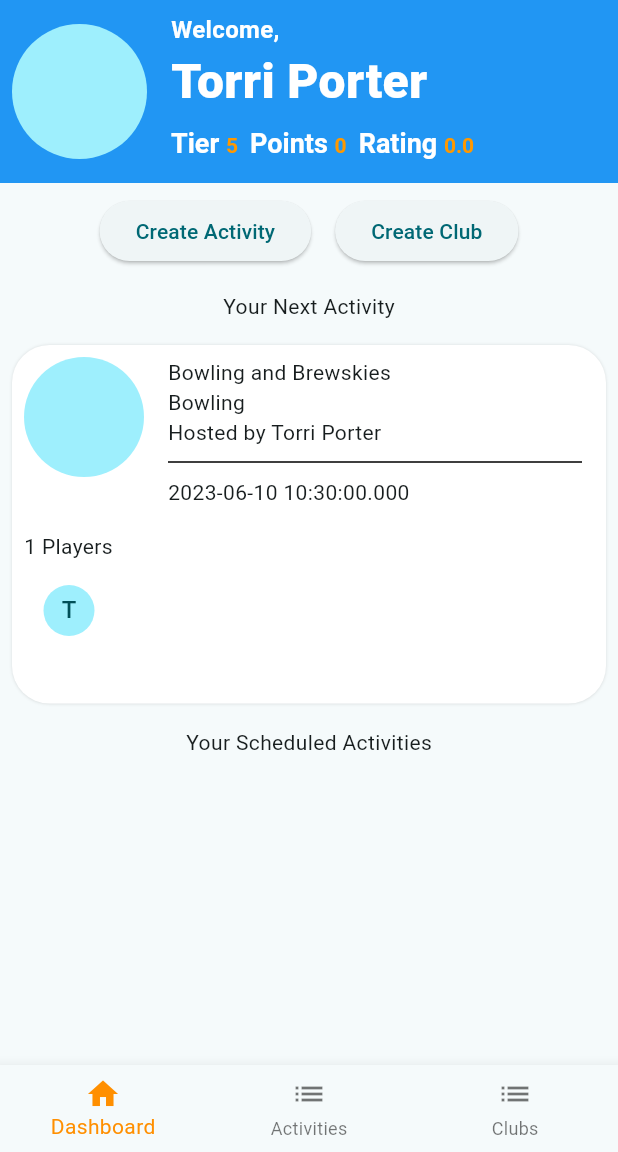
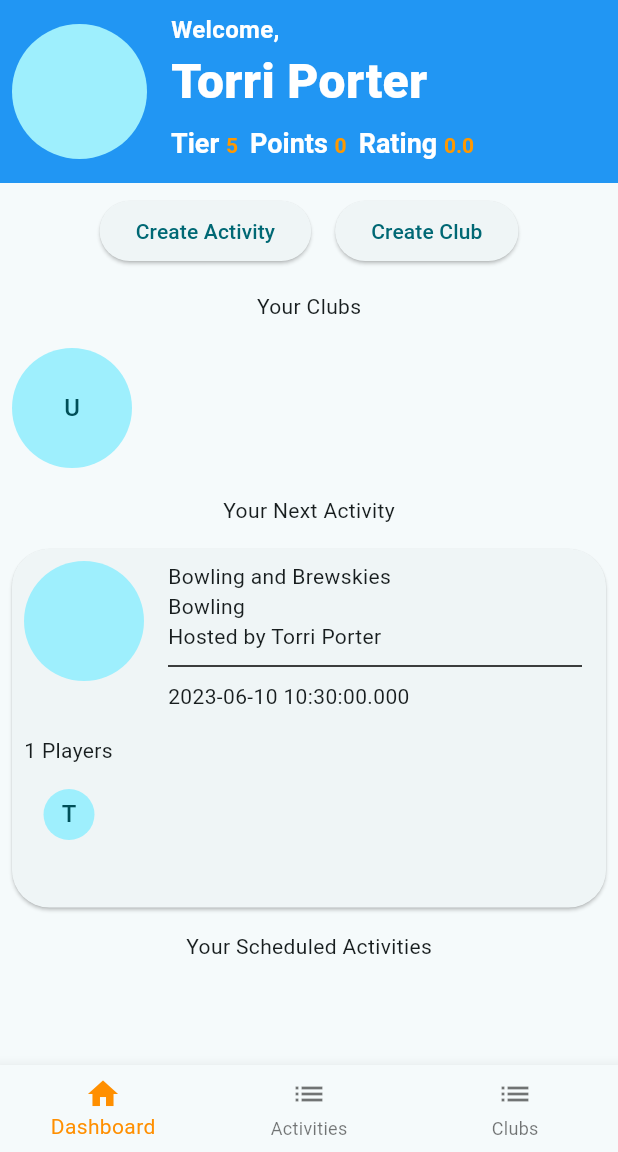
Before and after one commit to trporter206/recess_flutter, a Flutter app: the screen it shows after launch, on a phone screen of 412 x 824 dp, the part 84-1236 px from its top. Run offline on Flutter 3.47's test engine with Material 2 defaults, Android fonts, the light colour scheme and no system bars; accounts and stored records are empty.

Commit message:
dashboard club list, refactoring

```diff
--- a/lib/views/dashboard/dashboard.dart
+++ b/lib/views/dashboard/dashboard.dart
@@ -4,8 +4,9 @@ import 'package:recess_flutter/main.dart';
 import '../../models/activity.dart';
 import '../../widgets/buttons.dart';
 import '../activity/activity_list/activity_list_item.dart';
-import 'dashboard_header.dart';
-import 'next_activity.dart';
+import 'widgets/dashboard_clubs_list.dart';
+import 'widgets/dashboard_header.dart';
+import 'widgets/next_activity.dart';
 
 class Dashboard extends StatefulWidget {
   const Dashboard({Key? key}) : super(key: key);
@@ -18,8 +19,14 @@ class DashboardState extends State<Dashboard> {
   @override
   Widget build(BuildContext context) {
     var appState = context.watch<MyAppState>();
+    var currentUser = appState.currentUser;
+    var userClubs = appState.clubs
+        .where((club) =>
+            club.members.contains(currentUser.name) ||
+            club.creator == currentUser.name)
+        .toList();
     var scheduledActivities = appState.activities
-        .where((activity) => activity.players.contains('Torri Porter'))
+        .where((activity) => activity.players.contains(currentUser.name))
         .toList();
     scheduledActivities.sort((a, b) => a.date.compareTo(b.date));
 
@@ -33,6 +40,7 @@ class DashboardState extends State<Dashboard> {
             mainAxisAlignment: MainAxisAlignment.center,
             children: [CreateActivityButton(), CreateClubButton()],
           ),
+          DashboardClubList(clubs: userClubs),
           const Padding(
             padding: EdgeInsets.all(8.0),
             child: Text('Your Next Activity'),
--- /dev/null
+++ b/lib/views/dashboard/widgets/dashboard_clubs_list.dart
@@ -0,0 +1,54 @@
+import 'package:flutter/material.dart';
+import '../../../models/club.dart';
+import '../../club/club_detail/club_detail_view.dart';
+
+class DashboardClubList extends StatefulWidget {
+  final List<Club> clubs;
+
+  const DashboardClubList({super.key, required this.clubs});
+
+  @override
+  DashboardClubListState createState() => DashboardClubListState();
+}
+
+class DashboardClubListState extends State<DashboardClubList> {
+  @override
+  Widget build(BuildContext context) {
+    var clubs = widget.clubs;
+    return Column(
+      children: [
+        const Padding(
+          padding: EdgeInsets.all(8.0),
+          child: Text('Your Clubs'),
+        ),
+        SizedBox(
+          height: 100,
+          child: ListView.builder(
+            scrollDirection: Axis.horizontal,
+            itemCount: clubs.length,
+            itemBuilder: (context, index) {
+              return Padding(
+                padding: const EdgeInsets.all(8.0),
+                child: InkWell(
+                  onTap: () {
+                    Navigator.push(
+                      context,
+                      MaterialPageRoute(
+                        builder: (context) =>
+                            ClubDetailView(club: clubs[index]),
+                      ),
+                    );
+                  },
+                  child: CircleAvatar(
+                    radius: 40,
+                    child: Text(clubs[index].name[0]),
+                  ),
+                ),
+              );
+            },
+          ),
+        )
+      ],
+    );
+  }
+}
--- a/lib/views/dashboard/dashboard_header.dart
+++ b/lib/views/dashboard/widgets/dashboard_header.dart
@@ -1,8 +1,8 @@
 import 'package:flutter/material.dart';
 import 'package:provider/provider.dart';
 
-import '../../main.dart';
-import '../../models/user.dart';
+import '../../../main.dart';
+import '../../../models/user.dart';
 
 class DashboardHeader extends StatefulWidget {
   const DashboardHeader({Key? key}) : super(key: key);
--- a/lib/views/dashboard/next_activity.dart
+++ b/lib/views/dashboard/widgets/next_activity.dart
@@ -1,7 +1,7 @@
 import 'package:flutter/material.dart';
 
-import '../../models/activity.dart';
-import '../activity/activity_detail/activity_detail_view.dart';
+import '../../../models/activity.dart';
+import '../../activity/activity_detail/activity_detail_view.dart';
 
 class NextActivity extends StatefulWidget {
   final Activity activity;
@@ -24,12 +24,9 @@ class NextActivityState extends State<NextActivity> {
           ),
         );
       },
-      child: Container(
+      child: Card(
         margin: const EdgeInsets.all(8),
-        decoration: BoxDecoration(
-            color: Colors.white,
-            borderRadius: BorderRadius.circular(25),
-            boxShadow: const [BoxShadow(blurRadius: 1, color: Colors.black12)]),
+        shape: RoundedRectangleBorder(borderRadius: BorderRadius.circular(25)),
         child: Column(crossAxisAlignment: CrossAxisAlignment.start, children: [
           Row(
             mainAxisAlignment: MainAxisAlignment.center,
```
